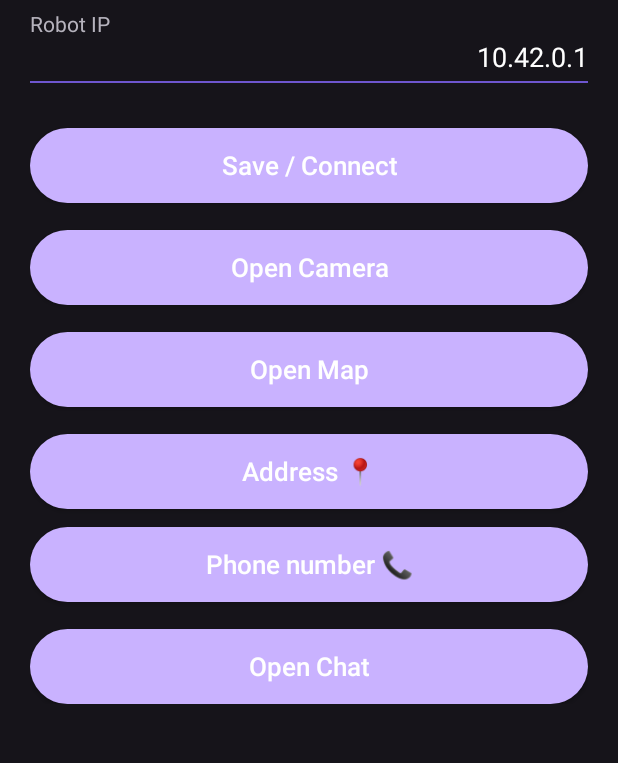
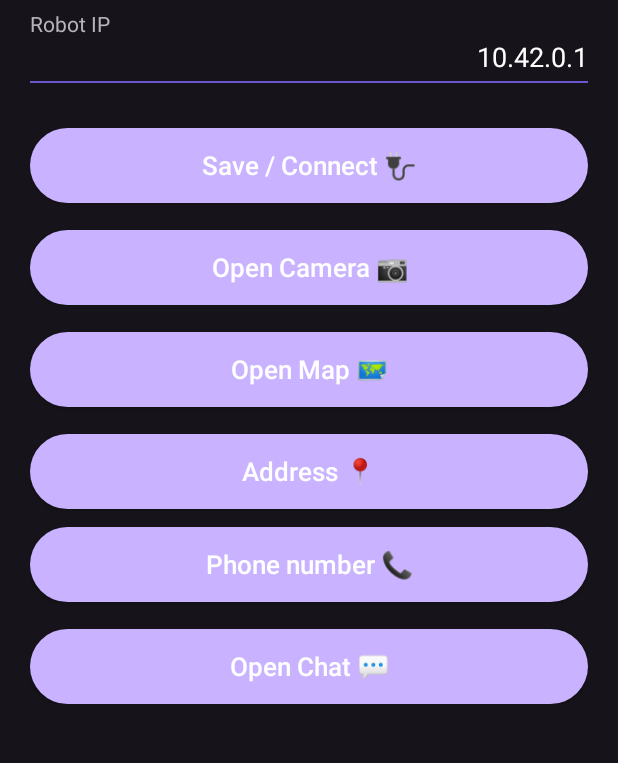
Before and after one commit to Jackoviic/AutoDeliveryRobot, an Android app: the screen it shows after launch (MainActivity), on a phone screen of 412 x 824 dp, the part 126-889 px from its top. Run offline under Robolectric (Android 15) with nearby library versions, the phone set to English and light mode, and no system bars.

Commit message:
Buttons are added

```diff
--- a/mobile/DeliveryBotApp/app/src/main/res/layout/activity_main.xml
+++ b/mobile/DeliveryBotApp/app/src/main/res/layout/activity_main.xml
@@ -57,7 +57,7 @@
         <!-- الأزرار -->
         <Button
             android:id="@+id/btnSave"
-            android:text="Save / Connect"
+            android:text="Save / Connect 🔌"
             android:textAllCaps="false"
             android:textSize="17sp"
             android:textColor="@color/text_primary"
@@ -68,7 +68,7 @@
 
         <Button
             android:id="@+id/btnCamera"
-            android:text="Open Camera"
+            android:text="Open Camera 📷"
             android:textAllCaps="false"
             android:textSize="17sp"
             android:textColor="@color/text_primary"
@@ -79,7 +79,7 @@
 
         <Button
             android:id="@+id/btnMap"
-            android:text="Open Map"
+            android:text="Open Map 🗺️"
             android:textAllCaps="false"
             android:textSize="17sp"
             android:textColor="@color/text_primary"
@@ -113,7 +113,7 @@
 
         <Button
             android:id="@+id/btnChat"
-            android:text="Open Chat"
+            android:text="Open Chat 💬"
             android:textAllCaps="false"
             android:textSize="17sp"
             android:textColor="@color/text_primary"
--- a/mobile/DeliveryBotApp/app/src/main/res/layout/activity_phone.xml
+++ b/mobile/DeliveryBotApp/app/src/main/res/layout/activity_phone.xml
@@ -17,6 +17,7 @@
     <EditText
         android:id="@+id/etPhoneInput"
         android:hint="+20..."
+        android:textColorHint="@color/text_secondary"
         android:inputType="phone"
         android:background="@drawable/edit_field_bg"
         android:textColor="@color/text_primary"
```
